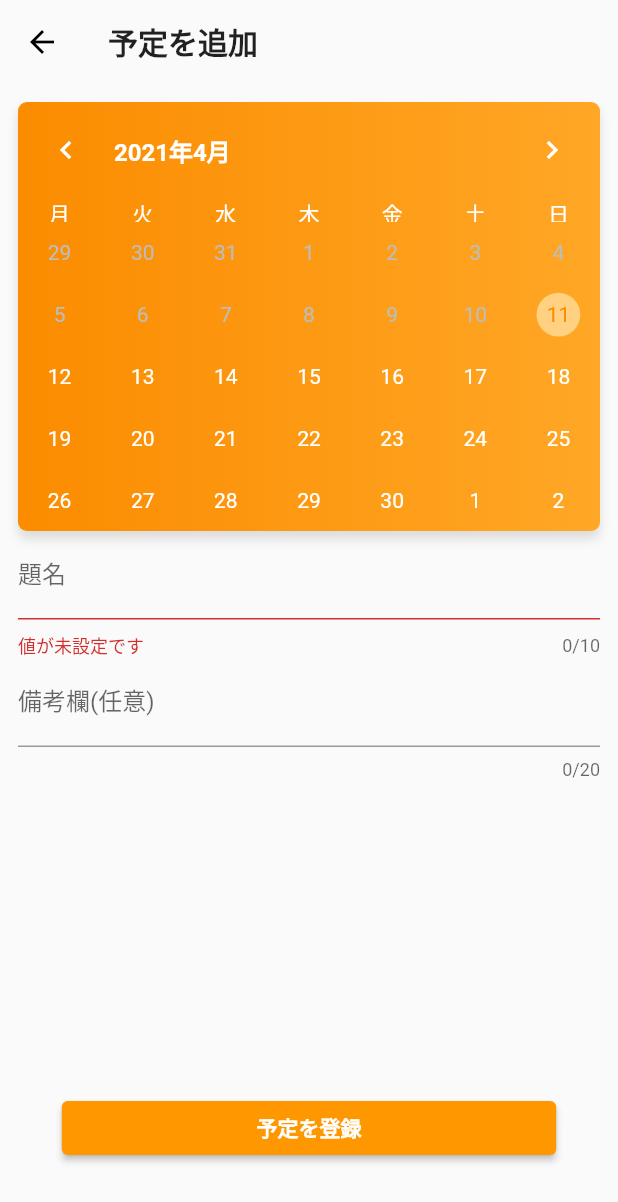
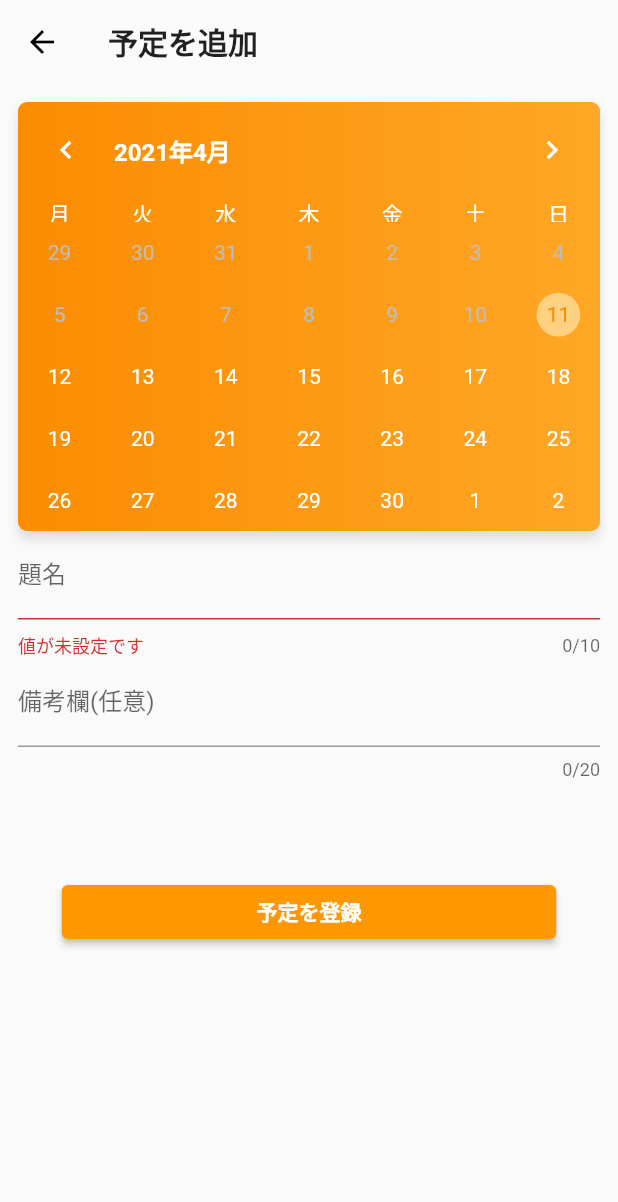
Before and after one commit to ymgn9314/schedule_adjust_app, a Flutter app: the RegisterSchedulePage screen opened by its route, on a phone screen of 412 x 824 dp. Shown: the top 1202 px of the screen. Run offline on Flutter 3.47's test engine with Material 2 defaults, Android fonts, the phone set to English and light mode, and no system bars; drawn by our look-alikes of table_calendar; our stand-ins replace firebase_auth, firebase_core, flutter_easyloading, flutter_signin_button, google_sign_in, top_snackbar_flutter; accounts and stored records are empty.

Commit message:
カレンダー表示追加、テーマカラーも反映がんばった

```diff
--- a/lib/pages/home/register_schedule_page.dart
+++ b/lib/pages/home/register_schedule_page.dart
@@ -55,19 +55,21 @@ class RegisterSchedulePage extends StatelessWidget {
                         const SizedBox(height: 32),
                         // 候補日一覧
                         // Expanded(child: model.candidateDatesForm),
+                        Container(
+                          padding: const EdgeInsets.symmetric(vertical: 32),
+                          width: MediaQuery.of(context).size.width * 0.8,
+                          child: ElevatedButton(
+                            onPressed: () =>
+                                registerScheduleAndPopNavigation(context),
+                            child: const Text(
+                              '予定を登録',
+                              style: TextStyle(
+                                  color: Colors.white,
+                                  fontWeight: FontWeight.bold),
+                            ),
+                          ),
+                        ),
                       ],
-                    ),
-                  ),
-                ),
-                Container(
-                  padding: const EdgeInsets.symmetric(vertical: 48),
-                  width: MediaQuery.of(context).size.width * 0.8,
-                  child: ElevatedButton(
-                    onPressed: () => registerScheduleAndPopNavigation(context),
-                    child: const Text(
-                      '予定を登録',
-                      style: TextStyle(
-                          color: Colors.white, fontWeight: FontWeight.bold),
                     ),
                   ),
                 ),
--- a/lib/widgets/calendar_form.dart
+++ b/lib/widgets/calendar_form.dart
@@ -19,7 +19,7 @@ class CalendarForm extends StatelessWidget {
   final CalendarFormat _calendarFormat = CalendarFormat.month;
   final DateTime _firstDay = DateTime.now();
   final DateTime _lastDay = DateTime.now().add(const Duration(days: 30));
-  final DateTime _focusDay = DateTime.now();
+  DateTime _focusDay = DateTime.now();
 
   // 上部のスナックバー連打防止用
   bool isDisplayTopSnackbar = true;
@@ -45,6 +45,7 @@ class CalendarForm extends StatelessWidget {
   }
 
   void _onDaySelected(DateTime selectedDay, DateTime focusedDay) {
+    _focusDay = focusedDay;
     if (_selectedDays.contains(selectedDay)) {
       _selectedDays.remove(selectedDay);
     } else {
@@ -113,6 +114,9 @@ class CalendarForm extends StatelessWidget {
                       .read<RegisterScheduleController>()
                       .callNotifyListeners();
                 },
+                onPageChanged: (focusedDay) {
+                  _focusDay = focusedDay;
+                },
                 // 選択できない日付を選択したらエラーを出す
                 onDisabledDayTapped: (selectedDay) async {
                   showTopSnackbar(context);
```
